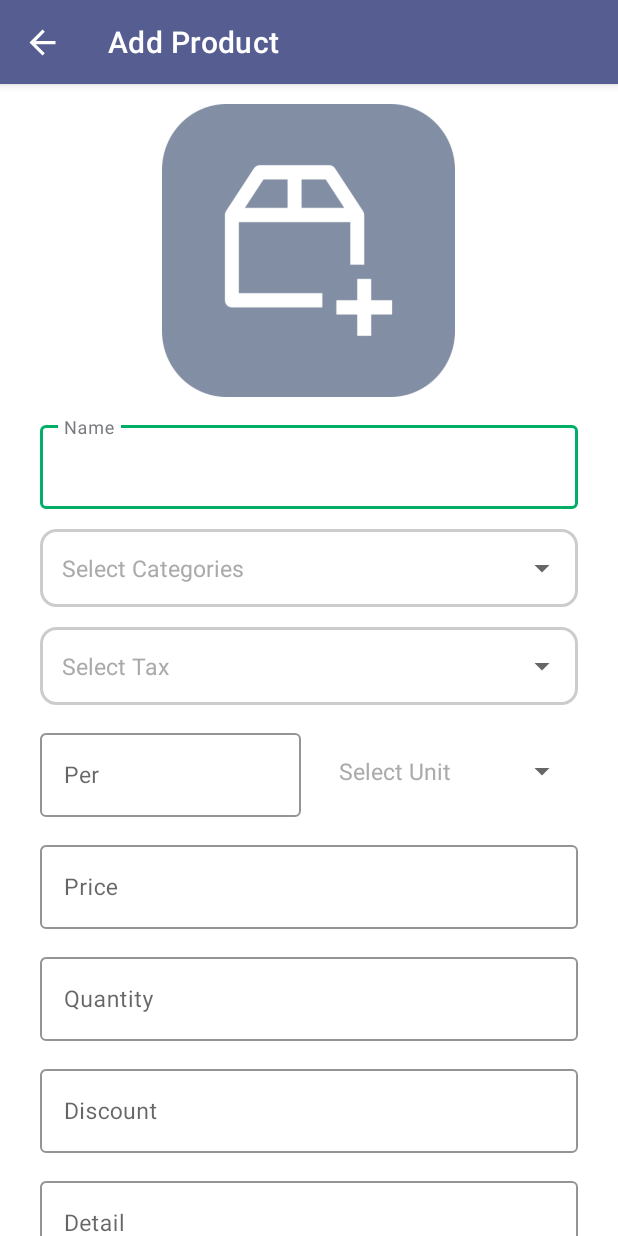
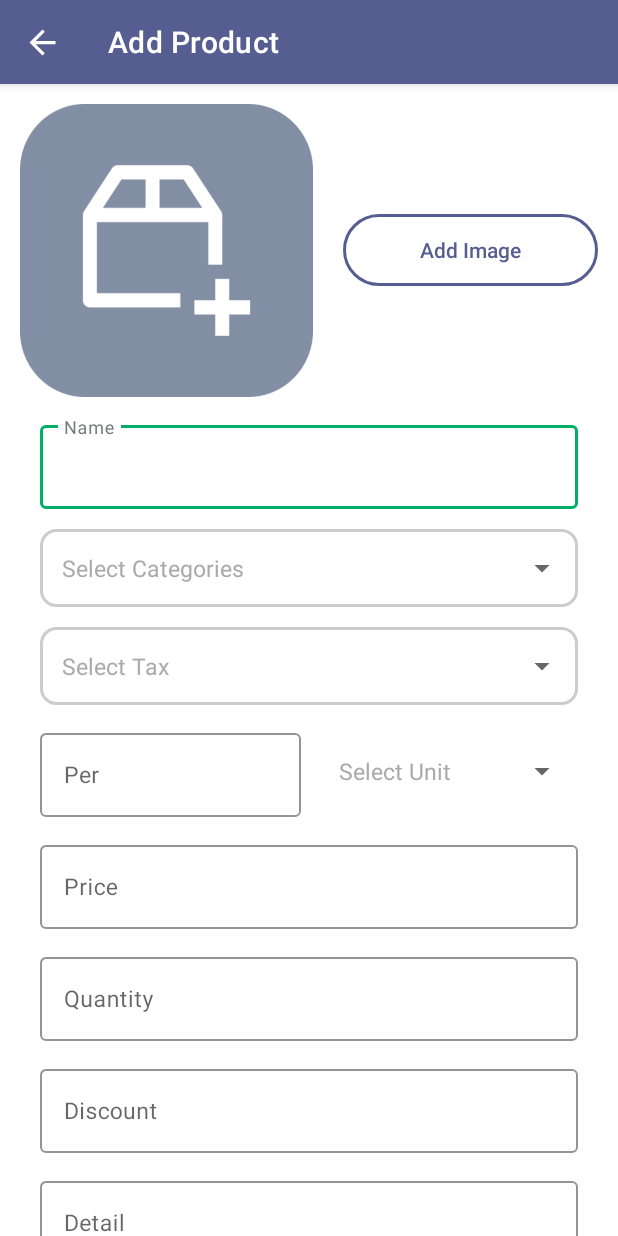
Before and after one commit to chhimparenu/GroFast_Vendor, an Android app: the AddProduct screen opened directly, with no data from a screen before it, on a phone screen of 412 x 824 dp. Run offline under Robolectric (Android 15) with nearby library versions, the phone set to English and light mode, and no system bars; our stand-ins replace sdp/ssp sizes; network calls fail; pictures from the network do not load.

```diff
--- a/app/src/main/java/com/wits/grofast_vendor/Api/Response/ProductResponse.java
+++ b/app/src/main/java/com/wits/grofast_vendor/Api/Response/ProductResponse.java
@@ -9,7 +9,7 @@ public class ProductResponse {
 
     private Integer status;
 
-    private List<ProductModel> product;
+    private ProductModel product;
 
     public String getMessage() {
         return message;
@@ -19,7 +19,7 @@ public class ProductResponse {
         return status;
     }
 
-    public List<ProductModel> getProduct() {
+    public ProductModel getProduct() {
         return product;
     }
 }
--- a/app/src/main/res/layout/activity_add_product.xml
+++ b/app/src/main/res/layout/activity_add_product.xml
@@ -14,12 +14,45 @@
         android:orientation="vertical"
         android:padding="@dimen/linear_padding">
 
-        <ImageView
-            android:id="@+id/add_product_image"
-            android:layout_width="@dimen/_150sdp"
-            android:layout_height="@dimen/_150sdp"
-            android:layout_gravity="center"
-            android:background="@drawable/add_product" />
+        <LinearLayout
+            android:layout_width="match_parent"
+            android:layout_height="wrap_content"
+            android:orientation="horizontal">
+
+            <ImageView
+                android:id="@+id/show_product_image"
+                android:layout_width="@dimen/_150sdp"
+                android:layout_height="@dimen/_150sdp"
+                android:layout_gravity="center"
+                android:background="@drawable/add_product" />
+
+            <androidx.appcompat.widget.AppCompatButton
+                android:id="@+id/add_product_image"
+                android:layout_width="match_parent"
+                android:layout_height="wrap_content"
+                android:layout_gravity="center"
+                android:layout_marginStart="20dp"
+                android:layout_weight="1"
+                android:background="@drawable/button_line"
+                android:text="@string/add_image"
+                android:textAllCaps="false"
+                android:textColor="@color/app_theme"
+                android:visibility="visible" />
+
+            <androidx.appcompat.widget.AppCompatButton
+                android:id="@+id/edit_product_image"
+                android:layout_width="match_parent"
+                android:layout_height="wrap_content"
+                android:layout_gravity="center"
+                android:layout_marginStart="20dp"
+                android:layout_weight="1"
+                android:background="@drawable/button_line"
+                android:text="@string/edit_image"
+                android:textAllCaps="false"
+                android:textColor="@color/app_theme"
+                android:visibility="gone" />
+
+        </LinearLayout>
 
         <LinearLayout
             android:layout_width="match_parent"
@@ -81,8 +114,8 @@
             <LinearLayout
                 android:layout_width="match_parent"
                 android:layout_height="wrap_content"
+                android:layout_gravity="center"
                 android:layout_marginTop="@dimen/_10sdp"
-                android:layout_gravity="center"
                 android:gravity="center"
                 android:orientation="horizontal">
 
@@ -90,9 +123,9 @@
                     style="@style/Widget.MaterialComponents.TextInputLayout.OutlinedBox"
                     android:layout_width="match_parent"
                     android:layout_height="wrap_content"
+                    android:layout_marginRight="5dp"
+                    android:layout_weight="1"
                     android:hint="@string/product_per"
-                    android:layout_weight="1"
-                    android:layout_marginRight="5dp"
                     app:boxStrokeColor="@color/active"
                     app:hintTextColor="@color/default_color">
 
@@ -109,8 +142,8 @@
                 <LinearLayout
                     android:layout_width="match_parent"
                     android:layout_height="match_parent"
+                    android:layout_marginLeft="5dp"
                     android:layout_weight="1"
-                    android:layout_marginLeft="5dp"
                     android:orientation="vertical">
 
                     <androidx.appcompat.widget.AppCompatSpinner
--- a/app/src/main/res/values/strings.xml
+++ b/app/src/main/res/values/strings.xml
@@ -3,6 +3,8 @@
     <string name="company_name">Wingers It Services Pvt.Ltd</string>
     <string name="pvt">Powered by</string>
     <string name="add_profile_button">Add profile</string>
+    <string name="add_image">Add Image</string>
+    <string name="edit_image">Edit Image</string>
     <string name="edit_profile_button">Edit profile</string>
     <string name="change_button">Change</string>
     <string name="save_change_button">Save Changes</string>
```
Also changed, not shown: app/src/main/java/com/wits/grofast_vendor/Details/AddProduct.java (+109 -5 lines), app/src/main/java/com/wits/grofast_vendor/Login_page.java (+7 -4 lines), app/src/main/res/layout/activity_login_page.xml (+8 -1 lines).
